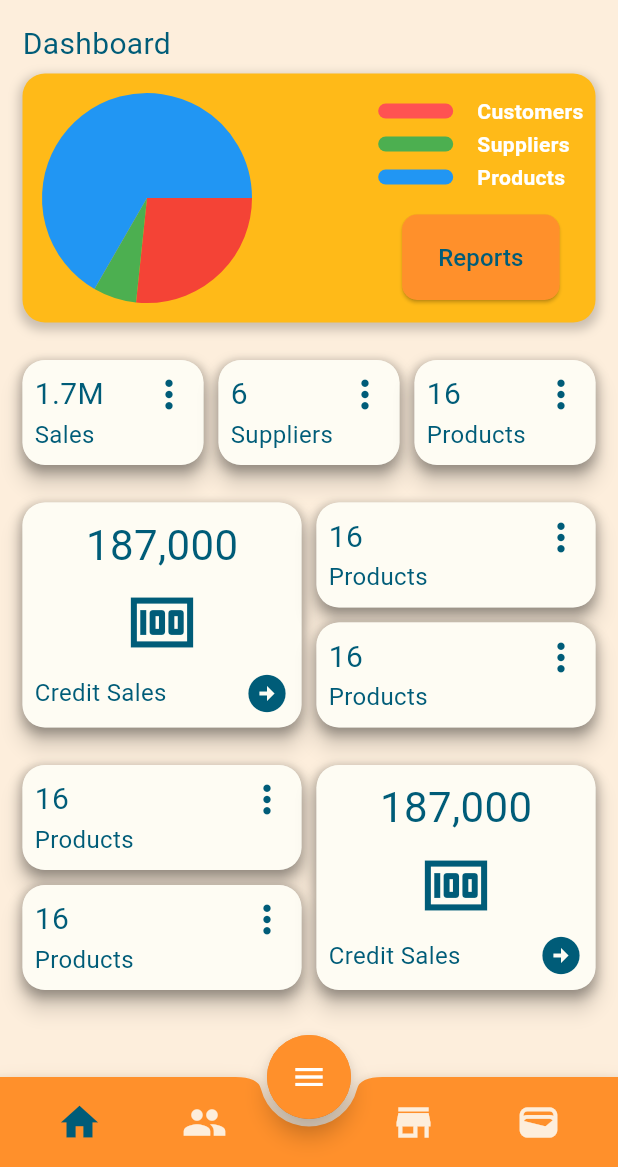
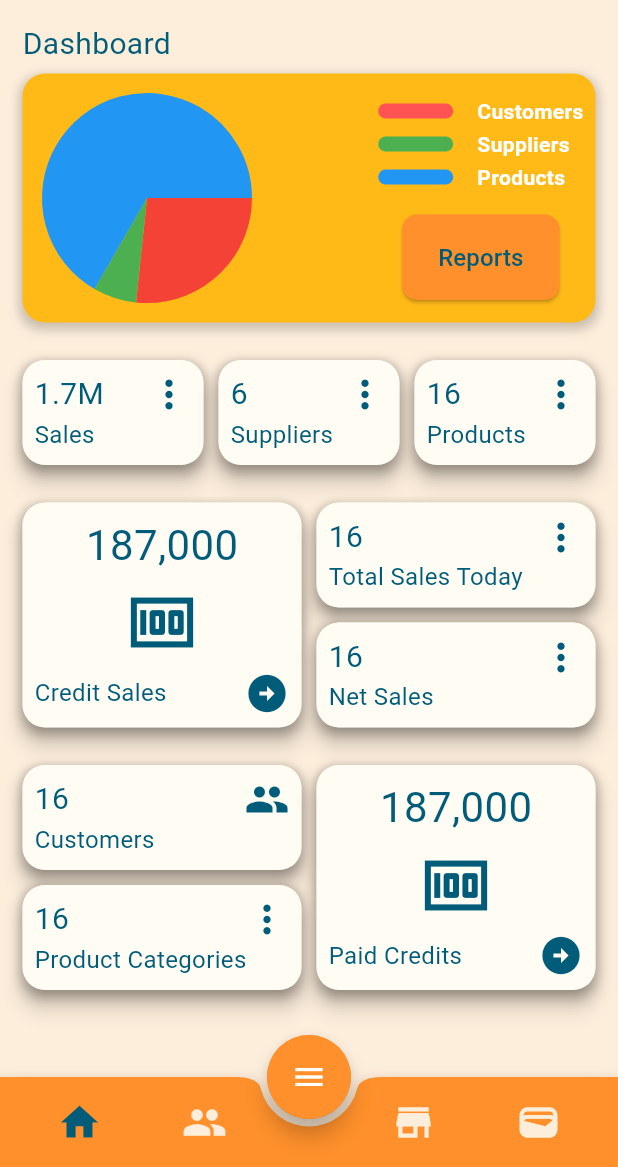
Before and after one commit to gmulonga/toppos-point-of-sale, a Flutter app: the Homepage screen opened by its route, on a phone screen of 412 x 824 dp, the part 69-1236 px from its top. Run offline on Flutter 3.47's test engine with Material 3 defaults, Android fonts, the phone set to English and light mode, and no system bars; drawn by our look-alikes of fl_chart.

Commit message:
build: adding credit balance screen

```diff
--- a/lib/Screens/Dashboard.dart
+++ b/lib/Screens/Dashboard.dart
@@ -143,7 +143,7 @@ class _DashboardState extends State<Dashboard> {
                             Smallcard(
                               color: kCream,
                               icon: Icons.more_vert,
-                              label: 'Products',
+                              label: 'Total Sales Today',
                               total: '16',
                               onPressed: () {
                                 return Userspage();
@@ -155,7 +155,7 @@ class _DashboardState extends State<Dashboard> {
                             Smallcard(
                               color: kCream,
                               icon: Icons.more_vert,
-                              label: 'Products',
+                              label: 'Net Sales',
                               total: '16',
                               onPressed: () {
                                 return Userspage();
@@ -180,8 +180,8 @@ class _DashboardState extends State<Dashboard> {
                           children: [
                             Smallcard(
                               color: kCream,
-                              icon: Icons.more_vert,
-                              label: 'Products',
+                              icon: Icons.group,
+                              label: 'Customers',
                               total: '16',
                               onPressed: () {
                                 return Userspage();
@@ -193,7 +193,7 @@ class _DashboardState extends State<Dashboard> {
                             Smallcard(
                               color: kCream,
                               icon: Icons.more_vert,
-                              label: 'Products',
+                              label: 'Product Categories',
                               total: '16',
                               onPressed: () {
                                 return Userspage();
@@ -213,7 +213,7 @@ class _DashboardState extends State<Dashboard> {
                           color: kCream,
                           icon: Icons.money,
                           navIcon: Icons.arrow_circle_right,
-                          label: 'Credit Sales',
+                          label: 'Paid Credits',
                           total: '187,000',
                         ),
                       ),
--- a/lib/Screens/Homepage.dart
+++ b/lib/Screens/Homepage.dart
@@ -4,6 +4,7 @@ import 'package:toppos/Screens/UsersPage.dart';
 import 'package:animations/animations.dart';
 import 'package:toppos/Screens/Dashboard.dart';
 import 'package:toppos/Screens/StoresScreen.dart';
+import 'package:toppos/Screens/CreditBalance.dart';
 
 class Homepage extends StatefulWidget {
   @override
@@ -118,7 +119,7 @@ class _HomepageState extends State<Homepage> {
           Dashboard(),
           Userspage(),
           StoresScreen(),
-          Userspage(),
+          Creditbalance(),
         ],
         physics: NeverScrollableScrollPhysics(),
       ),
```
Also changed, not shown: lib/Screens/CreditBalance.dart (added, +42 -0 lines).
